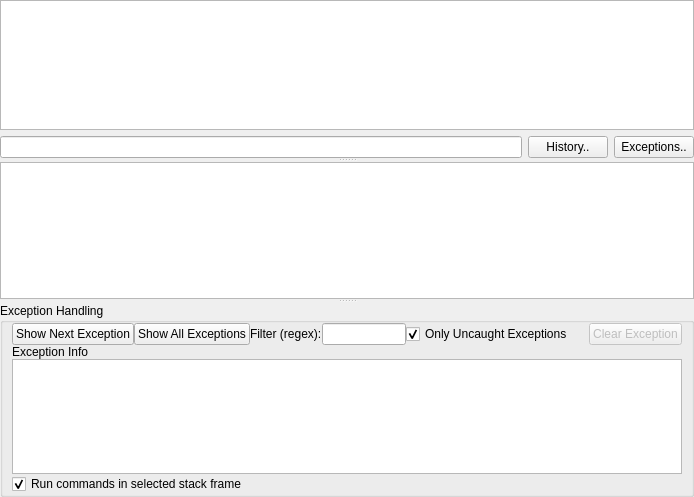
Artelia/PostTelemac, file PostTelemac/meshlayerlibs/pyqtgraph/console/template.ui: the form before one commit.
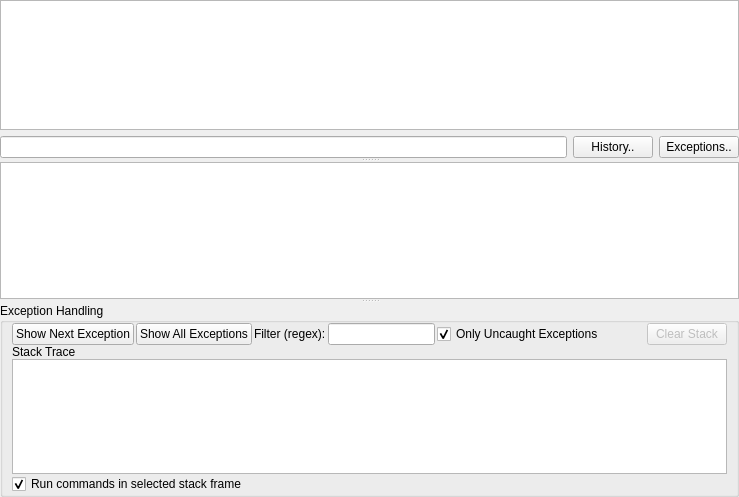
The form after the commit. Custom widgets are drawn as their Qt base class.

```diff
--- a/PostTelemac/meshlayerlibs/pyqtgraph/console/template.ui
+++ b/PostTelemac/meshlayerlibs/pyqtgraph/console/template.ui
@@ -6,7 +6,7 @@
    <rect>
     <x>0</x>
     <y>0</y>
-    <width>694</width>
+    <width>739</width>
     <height>497</height>
    </rect>
   </property>
@@ -86,7 +86,10 @@
        <property name="bottomMargin">
         <number>0</number>
        </property>
-       <property name="spacing">
+       <property name="horizontalSpacing">
+        <number>2</number>
+       </property>
+       <property name="verticalSpacing">
         <number>0</number>
        </property>
        <item row="0" column="6">
@@ -95,7 +98,7 @@
           <bool>false</bool>
          </property>
          <property name="text">
-          <string>Clear Exception</string>
+          <string>Clear Stack</string>
          </property>
         </widget>
        </item>
@@ -149,7 +152,10 @@
        <item row="1" column="0" colspan="7">
         <widget class="QLabel" name="exceptionInfoLabel">
          <property name="text">
-          <string>Exception Info</string>
+          <string>Stack Trace</string>
+         </property>
+         <property name="wordWrap">
+          <bool>true</bool>
          </property>
         </widget>
        </item>
```
